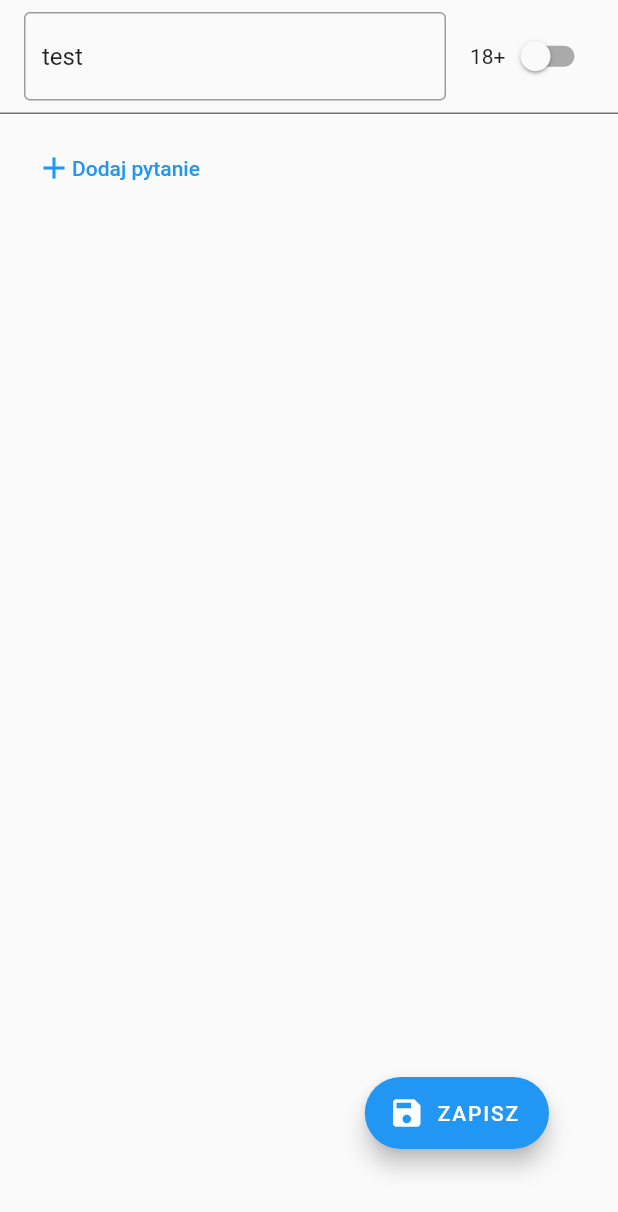
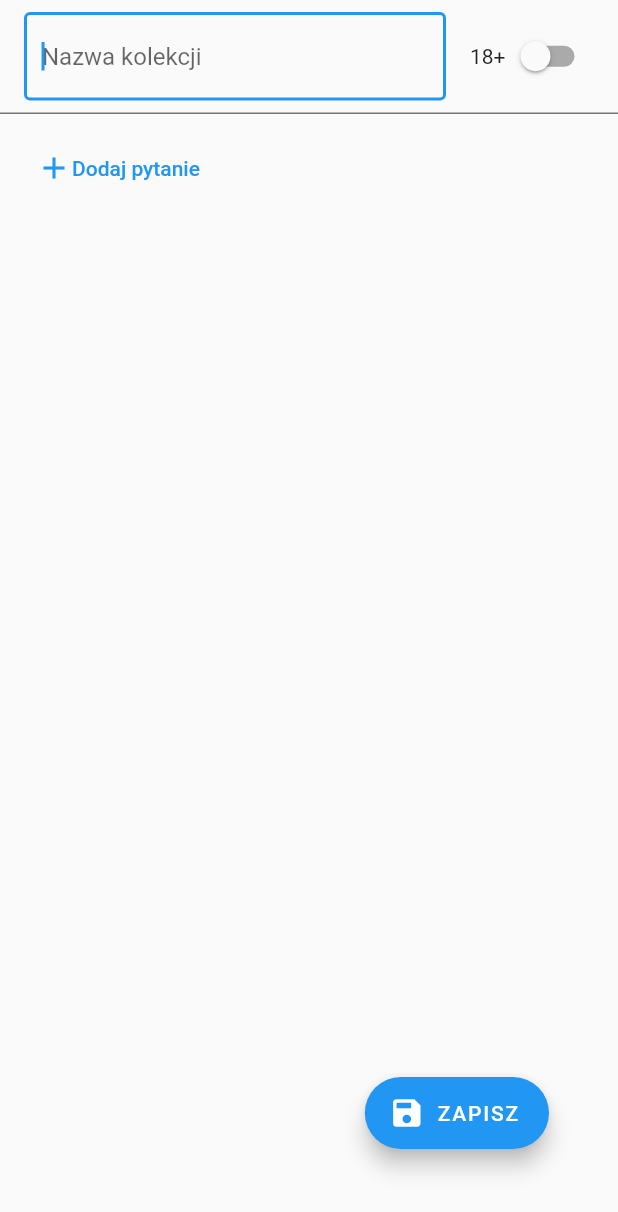
Before and after one commit to VengelStudio/kto-teraz, a Flutter app: the CollectionEditor screen opened directly, on a phone screen of 412 x 824 dp. Shown: the top 1212 px of the screen. Run offline on Flutter 3.47's test engine with Material 2 defaults, Android fonts, the phone set to English and light mode, and no system bars; our stand-ins replace flutter_fortune_wheel, flutter_svg; missing offline and left inert: flutter_picker.

Commit message:
Add validating collection name

```diff
--- a/lib/views/collection_editor.dart
+++ b/lib/views/collection_editor.dart
@@ -1,4 +1,5 @@
 import 'package:flutter/material.dart';
+import 'package:flutter/scheduler.dart';
 import 'package:flutter_spinner/utils/collection.dart';
 import 'package:flutter_spinner/utils/question.dart';
 import 'package:flutter_spinner/widgets/question_box.dart';
@@ -29,6 +30,8 @@ class _CollectionEditorState extends State<CollectionEditor> {
   List<Question> questions = [];
   bool isForAdults = false;
   final TextEditingController nameFieldController = new TextEditingController();
+  final nameFieldFocusNode = FocusNode();
+  final _formKey = GlobalKey<FormState>();
 
   @override
   void initState() {
@@ -38,6 +41,12 @@ class _CollectionEditorState extends State<CollectionEditor> {
     isForAdults = widget.isTabu;
     questions = widget.questions;
     nameFieldController.text = widget.name;
+
+    SchedulerBinding.instance?.addPostFrameCallback((Duration _) {
+      if (nameFieldController.text.isEmpty) {
+        nameFieldFocusNode.requestFocus();
+      }
+    });
   }
 
   void onNameChanged(String updatedName) {
@@ -61,6 +70,10 @@ class _CollectionEditorState extends State<CollectionEditor> {
   }
 
   void onSave() {
+    if (!_formKey.currentState!.validate()) {
+      return;
+    }
+
     Collection newCollection = new Collection(
       uuid: widget.uuid,
       name: collectionName,
@@ -94,14 +107,27 @@ class _CollectionEditorState extends State<CollectionEditor> {
                   crossAxisAlignment: CrossAxisAlignment.center,
                   children: [
                     Expanded(
-                        child: TextField(
+                      child: Form(
+                          key: _formKey,
+                          child: TextFormField(
+                            focusNode: nameFieldFocusNode,
                             controller: nameFieldController,
                             decoration: InputDecoration(
-                              border: OutlineInputBorder(),
+                              border: new OutlineInputBorder(
+                                  borderSide:
+                                      new BorderSide(color: Colors.red)),
                               hintText: "Nazwa kolekcji",
                             ),
+                            validator: (value) {
+                              if (value == null || value.isEmpty) {
+                                return 'Nazwa kolekcji nie może być pusta';
+                              }
+                              return null;
+                            },
                             onChanged: onNameChanged,
-                            readOnly: widget.readonly)),
+                            readOnly: widget.readonly,
+                          )),
+                    ),
                     SizedBox(width: 16),
                     Container(
                       child: Row(
--- a/lib/views/collections_page.dart
+++ b/lib/views/collections_page.dart
@@ -72,7 +72,7 @@ class _CollectionsState extends State<CollectionsPage> {
               MaterialPageRoute(
                   builder: (context) => CollectionEditor(
                       uuid: UniqueKey().toString(),
-                      name: "test",
+                      name: "",
                       isTabu: false,
                       questions: [])),
             );
```
